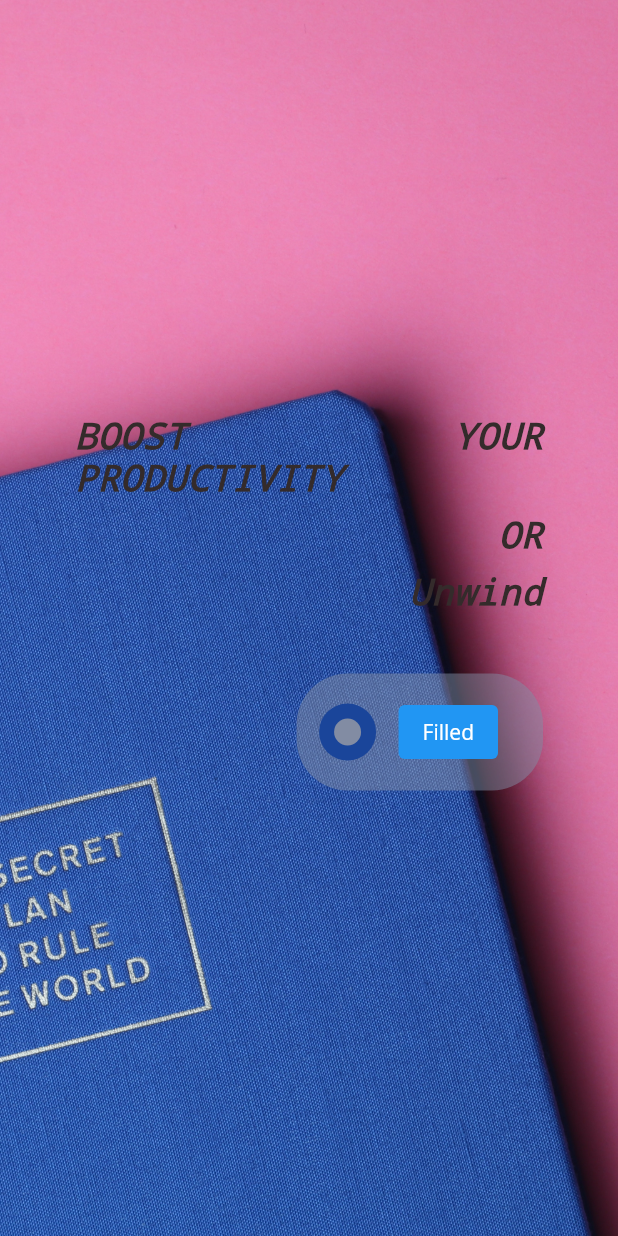
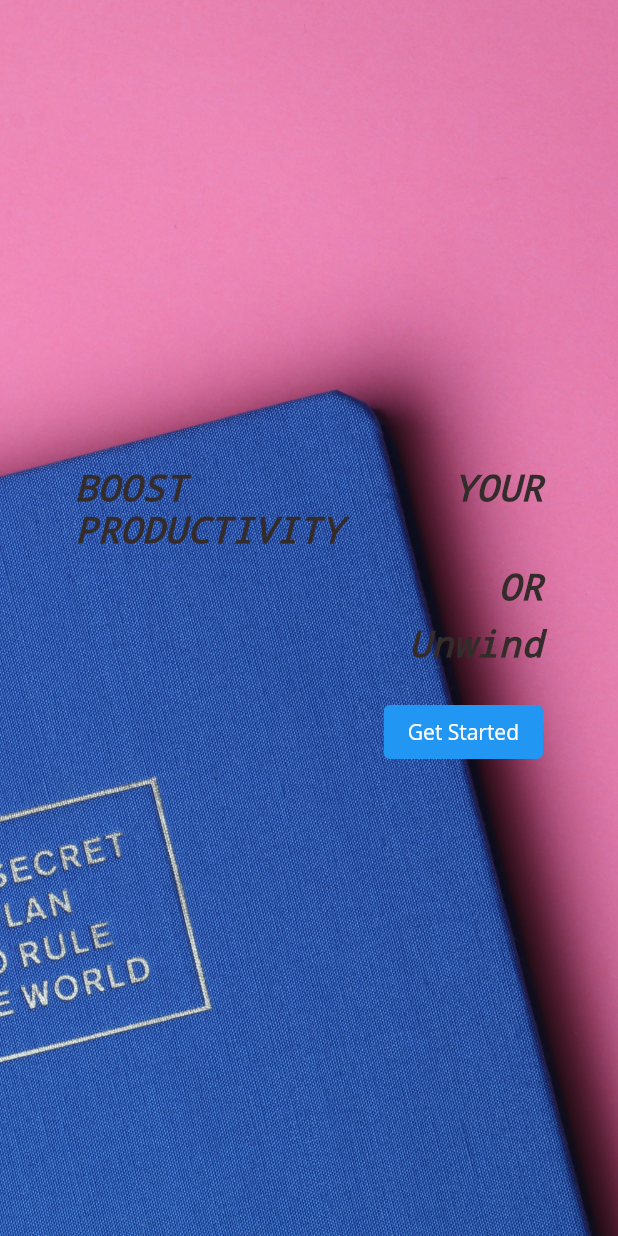
Before and after one commit to zaineb0123/the-calendar-journal, a Flutter app: the screen it shows after launch, on a phone screen of 412 x 824 dp. Run offline on Flutter 3.47's test engine with Material 2 defaults, Android fonts, the phone set to English and light mode, and no system bars; our stand-ins replace syncfusion_flutter_calendar; Roboto replaces fonts that are missing (Open Sans).

Commit message:
folders created

```diff
--- a/apps/lib/main.dart
+++ b/apps/lib/main.dart
@@ -1,6 +1,6 @@
 import 'package:flutter/material.dart';
 import 'package:flutter/material.dart';
-import './pages/homePage/homePage.dart';
+import './pages/landingPage/landingPage.dart';
 
 void main() {
   runApp(MyApp());
@@ -17,6 +17,6 @@ class MyApp extends StatelessWidget {
               bodyColor: Colors.white,
               displayColor: Colors.white),
         ),
-        home: HomePage());
+        home: LandingPage());
   }
 }
--- a/apps/lib/pages/calendarPage/calendarPage.dart
+++ b/apps/lib/pages/calendarPage/calendarPage.dart
@@ -1,5 +1,6 @@
 import 'package:flutter/material.dart';
 import 'package:syncfusion_flutter_calendar/calendar.dart';
+import '../dayPage/dayPage.dart';
 
 class CalendarPage extends StatelessWidget {
   const CalendarPage({Key? key}) : super(key: key);
@@ -10,14 +11,9 @@ class CalendarPage extends StatelessWidget {
         body: Container(
       child: SfCalendar(
         view: CalendarView.month,
+        cellEndPadding: 40,
+
       ),
     ));
   }
-
-  // @override
-  // Widget build(BuildContext context) {
-  //   return Container(
-  //     child: const Text("HELLOOO"),
-  //   );
-  // }
 }
--- /dev/null
+++ b/apps/lib/pages/dayPage/dayPage.dart
@@ -0,0 +1,12 @@
+import 'package:flutter/material.dart';
+
+
+
+class DayPage extends StatelessWidget {
+  const DayPage({Key? key}) : super(key: key);
+
+  @override
+  Widget build(BuildContext context) {
+    return Text('Hello');
+  }
+}
--- a/apps/lib/pages/homePage/homePage.dart
+++ /dev/null
@@ -1,129 +0,0 @@
-import 'package:flutter/material.dart';
-import 'package:apps/constant.dart';
-import 'package:http/http.dart' as http;
-import 'dart:convert';
-
-import 'package:apps/env.dart';
-import 'package:apps/models/day.dart';
-
-import '../calendarPage/calendarPage.dart';
-
-class HomePage extends StatelessWidget {
-  const HomePage({Key? key}) : super(key: key);
-
-  @override
-  Widget build(BuildContext context) {
-    double pageWidth = MediaQuery.of(context).size.width;
-    double pageHeight = MediaQuery.of(context).size.height;
-    return Container(
-        decoration: const BoxDecoration(
-            image: DecorationImage(
-                image: AssetImage('assets/images/hero-image.jpg'),
-                fit: BoxFit.cover)),
-        child: Padding(
-            padding: const EdgeInsets.all(50),
-            child: Column(
-              mainAxisAlignment: MainAxisAlignment.center,
-              crossAxisAlignment: CrossAxisAlignment.end,
-              children: <Widget>[
-                const Text('BOOST YOUR PRODUCTIVITY',
-                    textAlign: TextAlign.justify,
-                    style: TextStyle(
-                        color: Color.fromARGB(255, 52, 43, 43),
-                        fontStyle: FontStyle.italic,
-                        fontWeight: FontWeight.w900,
-                        fontSize: 24,
-                        letterSpacing: 0.5,
-                        decoration: TextDecoration.none)),
-                const SizedBox(
-                  height: 10,
-                ),
-                const Text('OR',
-                    textAlign: TextAlign.justify,
-                    style: TextStyle(
-                        color: Color.fromARGB(255, 52, 43, 43),
-                        fontStyle: FontStyle.italic,
-                        fontWeight: FontWeight.w900,
-                        fontSize: 24,
-                        letterSpacing: 0.5,
-                        decoration: TextDecoration.none)),
-                const SizedBox(
-                  height: 10,
-                ),
-                const Text('Unwind',
-                    textAlign: TextAlign.justify,
-                    style: TextStyle(
-                        color: Color.fromARGB(255, 52, 43, 43),
-                        fontStyle: FontStyle.italic,
-                        fontWeight: FontWeight.w900,
-                        fontSize: 24,
-                        letterSpacing: 0.5,
-                        decoration: TextDecoration.none)),
-                const SizedBox(
-                  height: 20,
-                ),
-                FittedBox(
-                  child: Container(
-                    margin: const EdgeInsets.symmetric(vertical: 20),
-                    padding: const EdgeInsets.all(15),
-                    decoration: BoxDecoration(
-                      color: const Color.fromRGBO(130, 140, 163, 0.5),
-                      borderRadius: BorderRadius.circular(34),
-                    ),
-                    child: Row(
-                      children: <Widget>[
-                        Container(
-                          padding: const EdgeInsets.all(10),
-                          height: 38,
-                          width: 38,
-                          decoration: const BoxDecoration(
-                            color: Color.fromRGBO(26, 69, 154, 1.0),
-                            shape: BoxShape.circle,
-                          ),
-                          child: Container(
-                            decoration: const BoxDecoration(
-                              color: Color.fromRGBO(130, 140, 163, 1.0),
-                              shape: BoxShape.circle,
-                            ),
-                          ),
-                        ),
-                        const SizedBox(width: 15),
-                        ElevatedButton(
-                          style: ElevatedButton.styleFrom(
-                            // Foreground color
-                            onPrimary: Theme.of(context).colorScheme.onPrimary,
-                            // Background color
-                            primary: Theme.of(context).colorScheme.primary,
-                          ).copyWith(
-                              elevation: ButtonStyleButton.allOrNull(0.0)),
-                          onPressed: () {
-                            Navigator.push(
-                              context,
-                              MaterialPageRoute(
-                                  builder: (context) => const CalendarPage()),
-                            );
-                          },
-                          child: const Text('Filled'),
-                        ),
-                        // ElevatedButton(
-                        //   ButtonStyle
-                        //   child: const Text(
-                        //     "Get Started",
-                        //     style: TextStyle(
-                        //       decoration: TextDecoration.none,
-                        //       fontWeight: FontWeight.bold,
-                        //       color: Color.fromARGB(255, 52, 43, 43),
-                        //       fontSize: 20,
-                        //     ),
-                        //   ),
-                        //   onPressed: sampleFunction,
-                        // ),
-                        const SizedBox(width: 15),
-                      ],
-                    ),
-                  ),
-                ),
-              ],
-            )));
-  }
-}
--- /dev/null
+++ b/apps/lib/pages/landingPage/landingPage.dart
@@ -0,0 +1,92 @@
+import 'package:flutter/material.dart';
+import 'package:apps/constant.dart';
+import 'package:http/http.dart' as http;
+import 'dart:convert';
+
+import 'package:apps/env.dart';
+import 'package:apps/models/day.dart';
+
+import '../calendarPage/calendarPage.dart';
+
+class LandingPage extends StatelessWidget {
+  const LandingPage({Key? key}) : super(key: key);
+
+  @override
+  Widget build(BuildContext context) {
+    double pageWidth = MediaQuery.of(context).size.width;
+    double pageHeight = MediaQuery.of(context).size.height;
+    return Container(
+        decoration: const BoxDecoration(
+            image: DecorationImage(
+                image: AssetImage('assets/images/hero-image.jpg'),
+                fit: BoxFit.cover)),
+        child: Padding(
+            padding: const EdgeInsets.all(50),
+            child: Column(
+              mainAxisAlignment: MainAxisAlignment.center,
+              crossAxisAlignment: CrossAxisAlignment.end,
+              children: <Widget>[
+                const Text('BOOST YOUR PRODUCTIVITY',
+                    textAlign: TextAlign.justify,
+                    style: TextStyle(
+                        color: Color.fromARGB(255, 52, 43, 43),
+                        fontStyle: FontStyle.italic,
+                        fontWeight: FontWeight.w900,
+                        fontSize: 24,
+                        letterSpacing: 0.5,
+                        decoration: TextDecoration.none)),
+                const SizedBox(
+                  height: 10,
+                ),
+                const Text('OR',
+                    textAlign: TextAlign.justify,
+                    style: TextStyle(
+                        color: Color.fromARGB(255, 52, 43, 43),
+                        fontStyle: FontStyle.italic,
+                        fontWeight: FontWeight.w900,
+                        fontSize: 24,
+                        letterSpacing: 0.5,
+                        decoration: TextDecoration.none)),
+                const SizedBox(
+                  height: 10,
+                ),
+                const Text('Unwind',
+                    textAlign: TextAlign.justify,
+                    style: TextStyle(
+                        color: Color.fromARGB(255, 52, 43, 43),
+                        fontStyle: FontStyle.italic,
+                        fontWeight: FontWeight.w900,
+                        fontSize: 24,
+                        letterSpacing: 0.5,
+                        decoration: TextDecoration.none)),
+                const SizedBox(
+                  height: 20,
+                ),
+                FittedBox(
+                  child: Column(
+                    children: <Widget>[
+                      const SizedBox(width: 15),
+                      ElevatedButton(
+                        style: ElevatedButton.styleFrom(
+                          // Foreground color
+                          onPrimary: Theme.of(context).colorScheme.onPrimary,
+                          // Background color
+                          primary: Theme.of(context).colorScheme.primary,
+                        ).copyWith(elevation: ButtonStyleButton.allOrNull(0.0)),
+                        onPressed: () {
+                          Navigator.push(
+                            context,
+                            MaterialPageRoute(
+                                builder: (context) => const CalendarPage()),
+                          );
+                        },
+                        child: const Text('Get Started'),
+                      ),
+                      const SizedBox(width: 15),
+                    ],
+                  ),
+                ),
+              ],
+            )));
+  }
+}
```
